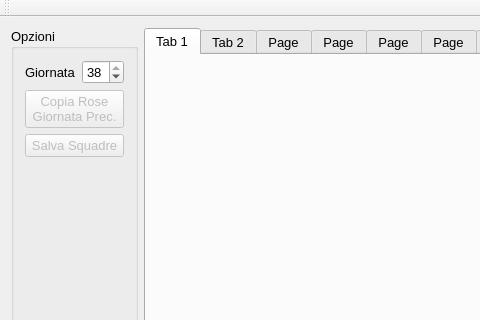
Qt form mainwindow.ui (Myzhar/Fantacalcio) before a commit; both pictures show x 0 to 480 and y 0 to 320 of the 1071 by 670 pixel window.
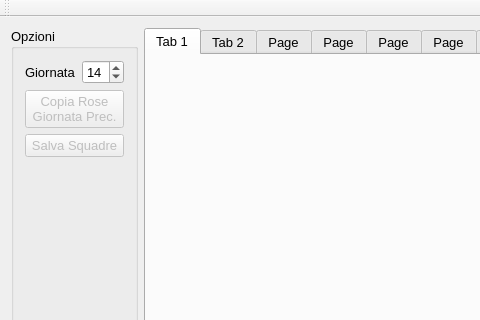
The same form after that commit. The open tabs and pages were chosen to show the change. Custom widgets are drawn as their Qt base class.

What changed in the file:
```diff
--- a/mainwindow.ui
+++ b/mainwindow.ui
@@ -122,7 +122,7 @@
           <number>38</number>
          </property>
          <property name="value">
-          <number>38</number>
+          <number>14</number>
          </property>
         </widget>
        </item>
```
Left out of the diff: 2 changed lines with no effect on the pictures.
